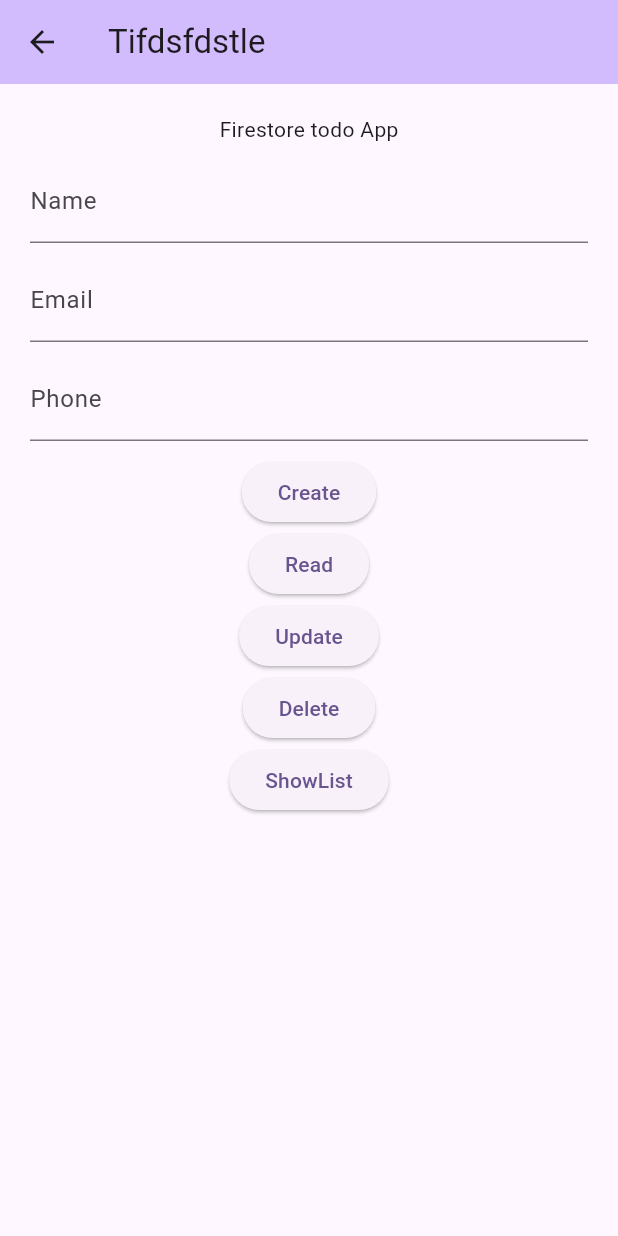
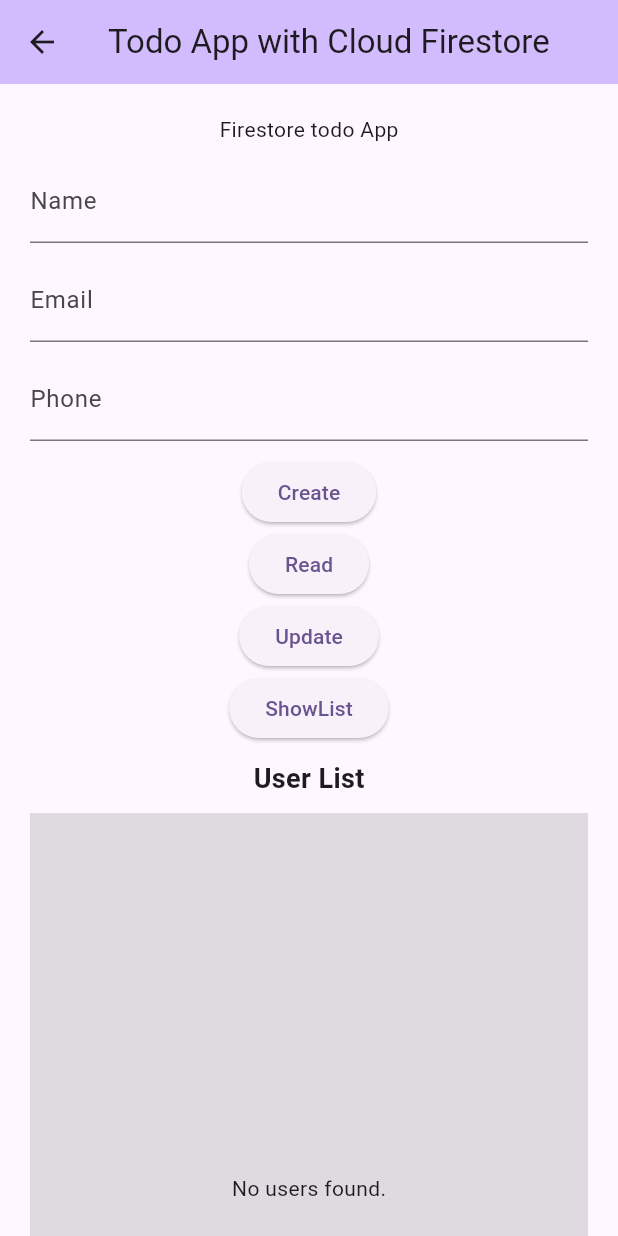
Before and after one commit to Vaibhav007verma/Flutteer_doc_Scan_and_SpeechToText, a Flutter app: the screen it shows after launch, after a tap on "PUC-II (FireStore Todo)", on a phone screen of 412 x 824 dp. Run offline on Flutter 3.47's test engine with Material 3 defaults, Android fonts, the phone set to English and light mode, and no system bars; our stand-ins replace cloud_firestore, firebase_core, get, permission_handler, speech_to_text; accounts and stored records are empty.

Commit message:
fifth commit

```diff
--- a/lib/puc_two/db_service.dart
+++ b/lib/puc_two/db_service.dart
@@ -40,9 +40,9 @@ class DatabaseService{
   }
 
 
-  delete() async {
+  delete(String id) async {
     try{
-      await _fire.collection("users").doc("87xS0i1sUOMrjNVU977k").delete();
+      await _fire.collection("users").doc(id).delete(); // "87xS0i1sUOMrjNVU977k"
     } catch(e) {
       print("DELETE Error: ${e.toString()}");
     }
@@ -52,7 +52,7 @@ class DatabaseService{
 
   Future<List<Map<String,dynamic>>> showList() async {
     try{
-      final snapshot = await _fire.collection("useres").get();
+      final snapshot = await _fire.collection("users").get();
       return snapshot.docs.map((doc){
         return {
           "id": doc.id,
--- a/lib/puc_two/firestore_todo.dart
+++ b/lib/puc_two/firestore_todo.dart
@@ -31,7 +31,7 @@ class _FirestoreTodoState extends State<FirestoreTodo> {
     return Scaffold(
         appBar: AppBar(
           backgroundColor: Theme.of(context).colorScheme.inversePrimary,
-          title: Text("Tifdsfdstle"),
+          title: Text("Todo App with Cloud Firestore"),
         ),
         body: SingleChildScrollView(
           child: Padding(padding: EdgeInsets.all(20.0),
@@ -55,12 +55,61 @@ class _FirestoreTodoState extends State<FirestoreTodo> {
                   ElevatedButton( child:Text("Update"),
                     onPressed: (){_dbService.update();},
                   ),
-                  ElevatedButton( child:Text("Delete"),
-                    onPressed: (){_dbService.delete();},
-                  ),
+                  // ElevatedButton( child:Text("Delete"),
+                  //   onPressed: (){_dbService.delete();},
+                  // ),
                   ElevatedButton( child:Text("ShowList"),
                     onPressed: (){_dbService.showList();},
                   ),
+
+                  const SizedBox(height: 10),
+                  const Text("User List", style: TextStyle(fontSize: 18, fontWeight: FontWeight.bold)),
+                  const SizedBox(height: 10),
+                  Container(
+                    height: 500,color: Colors.black12,
+                    child: Expanded(
+                      child: FutureBuilder<List<Map<String, dynamic>>>(
+                        future: _dbService.showList(), // Fetch user list
+                        builder: (context, snapshot) {
+                          if (snapshot.connectionState == ConnectionState.waiting) {
+                            return const Center(child: CircularProgressIndicator());
+                          } else if (snapshot.hasError) {
+                            return Center(child: Text("Error: ${snapshot.error}"));
+                          } else if (!snapshot.hasData || snapshot.data!.isEmpty) {
+                            return const Center(child: Text("No users found."));
+                          }
+
+                          final users = snapshot.data!;
+                          return ListView.builder(
+                            itemCount: users.length,
+                            itemBuilder: (context, index) {
+                              final user = users[index];
+                              return Card(
+                                child: ListTile(
+                                  title: Text(user["name"] ?? "No Name"),
+                                  subtitle: Column(
+                                    crossAxisAlignment: CrossAxisAlignment.start,
+                                    children: [
+                                      Text("Email: ${user["email"] ?? "No Email"}"),
+                                      Text("Phone: ${user["phone"] ?? "No Phone"}"),
+                                      Text("ID: ${user["id"]}"),
+                                    ],
+                                  ),
+                                  trailing: IconButton(
+                                    icon: const Icon(Icons.delete, color: Colors.red),
+                                    onPressed: () {
+                                      _dbService.delete(user["id"]);
+                                      setState(() {}); // Refresh UI after delete
+                                    },
+                                  ),
+                                ),
+                              );
+                            },
+                          );
+                        },
+                      ),
+                    ),
+                  )
 
 
 
```
